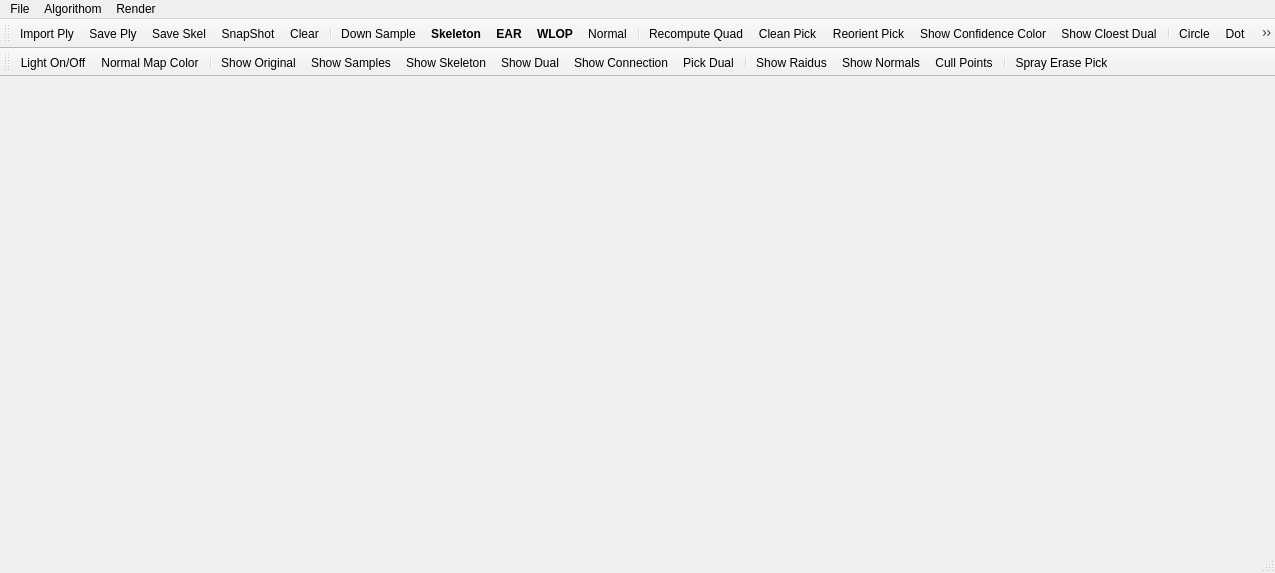
The window that point-cloud-2015/mainwindow.ui (sunwaylive/Point-Cloud-Processing-2015) describes before a commit, drawn with Qt 5.
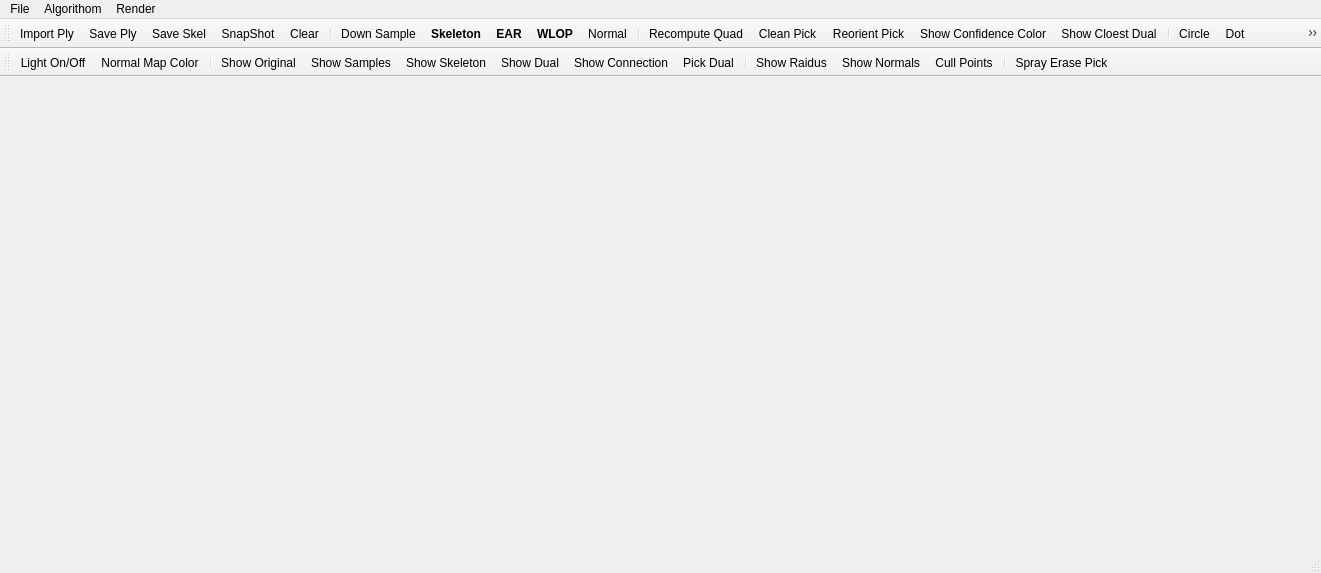
The same window after the commit. Icons and pictures are not drawn.

Patch:
```diff
--- a/point-cloud-2015/mainwindow.ui
+++ b/point-cloud-2015/mainwindow.ui
@@ -6,7 +6,7 @@
    <rect>
     <x>0</x>
     <y>0</y>
-    <width>1275</width>
+    <width>1321</width>
     <height>573</height>
    </rect>
   </property>
@@ -40,7 +40,7 @@
     <rect>
      <x>0</x>
      <y>0</y>
-     <width>1275</width>
+     <width>1321</width>
      <height>21</height>
     </rect>
    </property>
@@ -243,6 +243,7 @@
    <addaction name="actionShow_Sample_Circle"/>
    <addaction name="actionShow_Sample_Dot"/>
    <addaction name="actionSwitch_Sample_DualSample"/>
+   <addaction name="actionShow_Target"/>
   </widget>
   <widget class="QStatusBar" name="statusBar"/>
   <widget class="QToolBar" name="toolBar">
```
